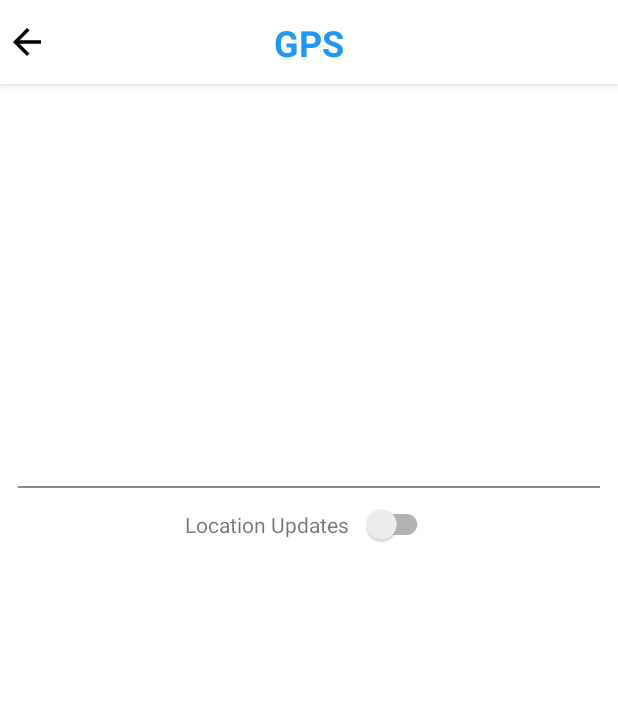
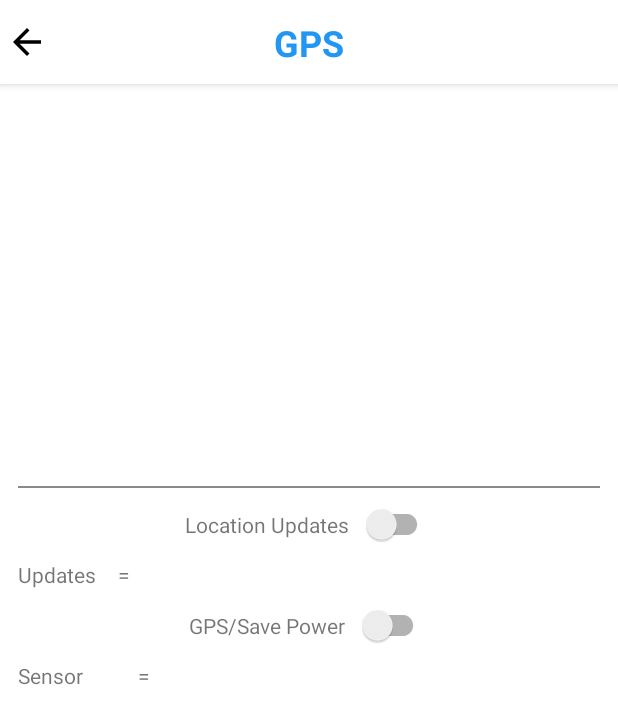
Before and after one commit to riskiilyas/Device-Sensor-Manager, an Android app: the GpsActivity screen opened directly, with no data from a screen before it, on a phone screen of 412 x 824 dp. Shown: the top 724 px of the screen. Run offline under Robolectric (Android 15) with nearby library versions, the phone set to English and light mode, and no system bars.

Commit message:
GPS Progress

```diff
--- a/app/build.gradle
+++ b/app/build.gradle
@@ -63,4 +63,7 @@ dependencies {
     androidTestImplementation 'androidx.test.espresso:espresso-core:3.4.0'
     implementation 'com.jjoe64:graphview:4.2.2'
 
+    implementation 'com.google.android.gms:play-services-location:20.0.0'
+
+
 }
--- a/app/src/main/java/com/keecoding/devicesensormanager/GpsActivity.kt
+++ b/app/src/main/java/com/keecoding/devicesensormanager/GpsActivity.kt
@@ -2,8 +2,13 @@ package com.keecoding.devicesensormanager
 
 import androidx.appcompat.app.AppCompatActivity
 import android.os.Bundle
+import com.google.android.gms.location.FusedLocationProviderClient
+import com.keecoding.devicesensormanager.databinding.ActivityGpsBinding
 
 class GpsActivity : AppCompatActivity() {
+    private lateinit var fusedLocationProviderClient: FusedLocationProviderClient
+    private lateinit var binding: ActivityGpsBinding
+
     override fun onCreate(savedInstanceState: Bundle?) {
         super.onCreate(savedInstanceState)
         setContentView(R.layout.activity_gps)
--- a/app/src/main/res/layout/activity_gps.xml
+++ b/app/src/main/res/layout/activity_gps.xml
@@ -143,5 +143,43 @@
             app:layout_constraintStart_toEndOf="@+id/textView"
             app:layout_constraintTop_toBottomOf="@+id/view" />
 
+        <TextView
+            android:id="@+id/textView3"
+            android:layout_width="wrap_content"
+            android:layout_height="wrap_content"
+            android:text="Updates\t\t= "
+            app:layout_constraintStart_toStartOf="parent"
+            app:layout_constraintTop_toBottomOf="@+id/switchCompat" />
+
+        <TextView
+            android:id="@+id/textView2"
+            android:layout_width="wrap_content"
+            android:layout_height="wrap_content"
+            android:layout_marginEnd="8dp"
+            android:text="GPS/Save Power"
+            app:layout_constraintBottom_toBottomOf="@+id/switchCompat2"
+            app:layout_constraintEnd_toStartOf="@+id/switchCompat2"
+            app:layout_constraintHorizontal_bias="0.5"
+            app:layout_constraintHorizontal_chainStyle="packed"
+            app:layout_constraintStart_toStartOf="parent"
+            app:layout_constraintTop_toTopOf="@+id/switchCompat2" />
+
+        <androidx.appcompat.widget.SwitchCompat
+            android:id="@+id/switchCompat2"
+            android:layout_width="wrap_content"
+            android:layout_height="wrap_content"
+            app:layout_constraintEnd_toEndOf="parent"
+            app:layout_constraintHorizontal_bias="0.5"
+            app:layout_constraintStart_toEndOf="@+id/textView2"
+            app:layout_constraintTop_toBottomOf="@+id/textView3" />
+
+        <TextView
+            android:id="@+id/textView4"
+            android:layout_width="wrap_content"
+            android:layout_height="wrap_content"
+            android:text="Sensor\t\t\t= "
+            app:layout_constraintStart_toStartOf="parent"
+            app:layout_constraintTop_toBottomOf="@+id/switchCompat2" />
+
     </androidx.constraintlayout.widget.ConstraintLayout>
 </androidx.constraintlayout.widget.ConstraintLayout>
```
